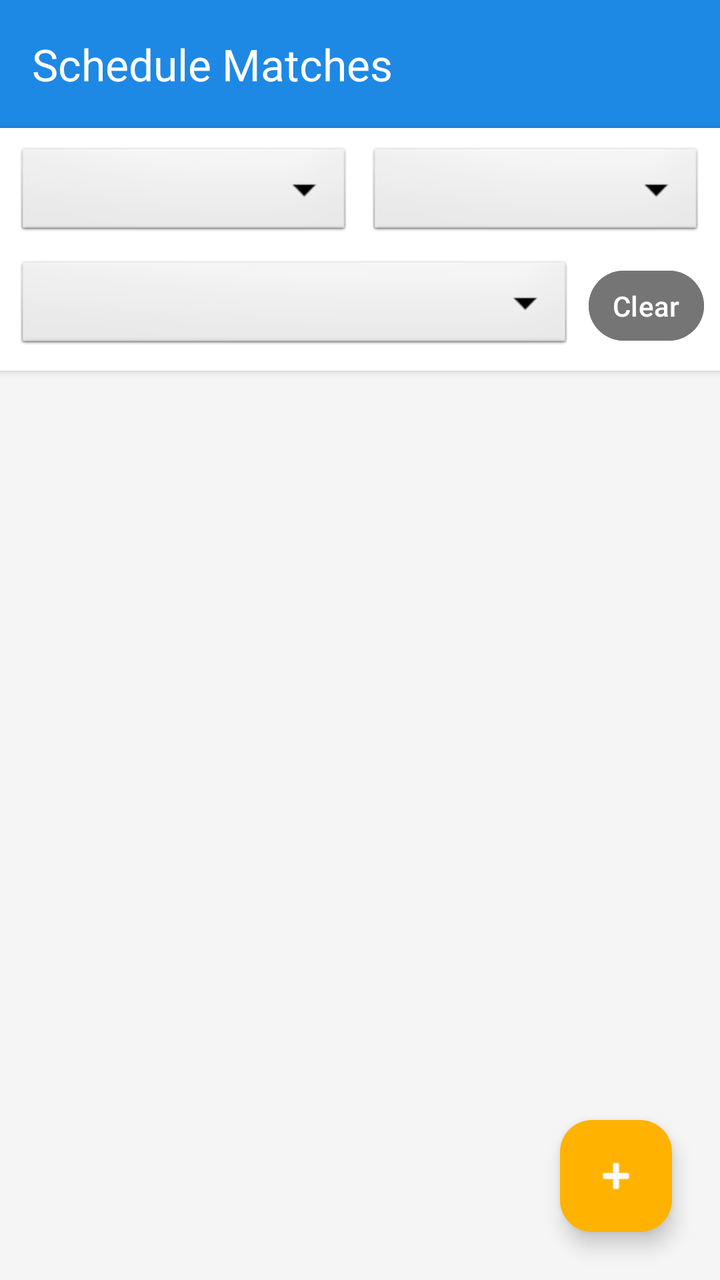
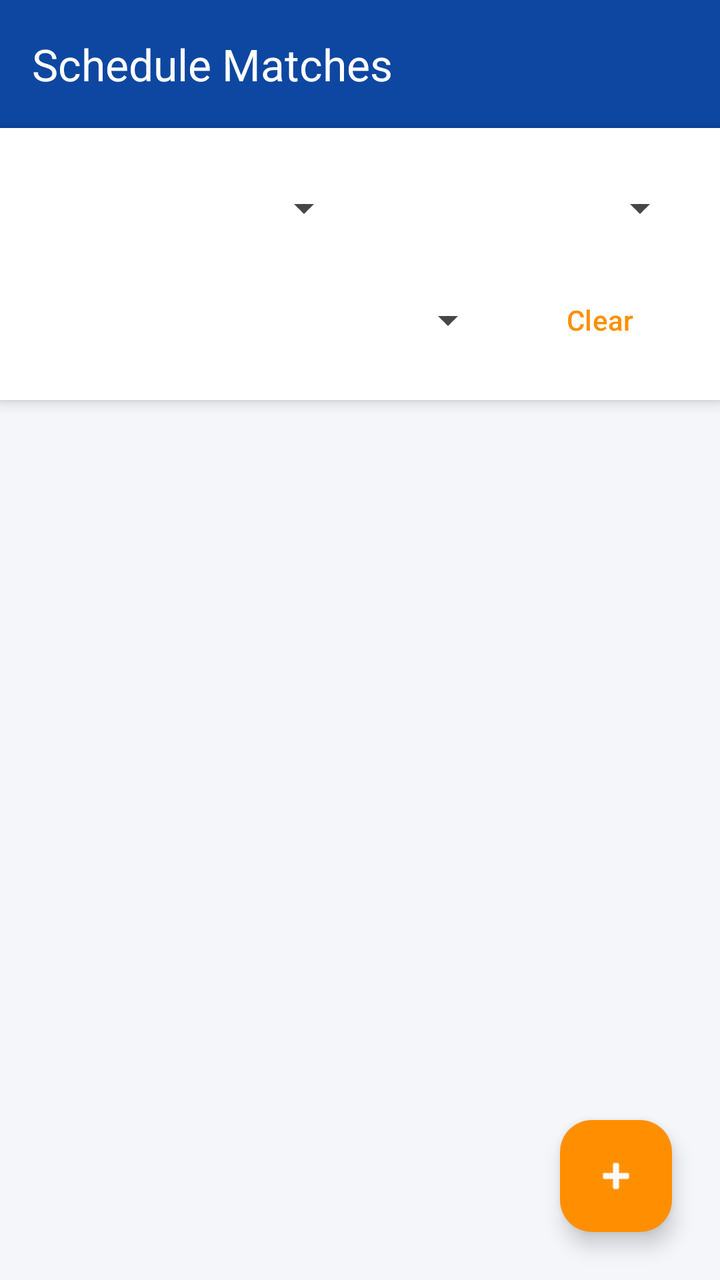

The first picture is an Android layout as it rendered before a commit; the second is the same layout after the commit. The layout source and the unified diff follow.
<!-- AndroidManifest.xml: application theme Theme.SPORTSHUB -->
<!-- res/layout/activity_admin_match_list.xml -->
<?xml version="1.0" encoding="utf-8"?>
<androidx.constraintlayout.widget.ConstraintLayout xmlns:android="http://schemas.android.com/apk/res/android"
    xmlns:app="http://schemas.android.com/apk/res-auto"
    android:layout_width="match_parent"
    android:layout_height="match_parent"
    android:background="@color/background">

    <androidx.appcompat.widget.Toolbar
        android:id="@+id/toolbarAdminMatches"
        android:layout_width="match_parent"
        android:layout_height="?attr/actionBarSize"
        android:background="@color/primary"
        android:theme="@style/ThemeOverlay.AppCompat.Dark.ActionBar"
        app:popupTheme="@style/ThemeOverlay.AppCompat.Light"
        app:title="Schedule Matches"
        app:titleTextColor="@color/white"
        app:layout_constraintTop_toTopOf="parent" />

    <LinearLayout
        android:id="@+id/layoutAdminMatchFilters"
        android:layout_width="match_parent"
        android:layout_height="wrap_content"
        android:orientation="vertical"
        android:padding="8dp"
        android:background="@color/white"
        android:elevation="2dp"
        app:layout_constraintTop_toBottomOf="@id/toolbarAdminMatches">

        <LinearLayout
            android:layout_width="match_parent"
            android:layout_height="wrap_content"
            android:orientation="horizontal"
            android:layout_marginBottom="8dp">

            <Spinner
                android:id="@+id/spnAdminTournamentFilter"
                android:layout_width="0dp"
                android:layout_height="wrap_content"
                android:layout_weight="1"
                android:background="@android:drawable/btn_dropdown"
                android:layout_marginEnd="4dp" />

            <Spinner
                android:id="@+id/spnAdminStatusFilter"
                android:layout_width="0dp"
                android:layout_height="wrap_content"
                android:layout_weight="1"
                android:background="@android:drawable/btn_dropdown"
                android:layout_marginStart="4dp" />
        </LinearLayout>

        <LinearLayout
            android:layout_width="match_parent"
            android:layout_height="wrap_content"
            android:orientation="horizontal"
            android:gravity="center_vertical">

            <Spinner
                android:id="@+id/spnAdminSortMatches"
                android:layout_width="0dp"
                android:layout_height="wrap_content"
                android:layout_weight="1"
                android:background="@android:drawable/btn_dropdown"
                android:layout_marginEnd="8dp"/>

            <Button
                android:id="@+id/btnAdminClearFilters"
                android:layout_width="wrap_content"
                android:layout_height="wrap_content"
                android:text="Clear"
                android:minHeight="0dp"
                android:minWidth="0dp"
                android:paddingHorizontal="12dp"
                android:paddingVertical="8dp"
                android:backgroundTint="@color/text_secondary"
                android:textColor="@color/white" />
        </LinearLayout>
    </LinearLayout>

    <TextView
        android:id="@+id/tvEmptyState"
        android:layout_width="wrap_content"
        android:layout_height="wrap_content"
        android:text="No matches found. Click + to schedule one."
        android:textColor="@color/text_secondary"
        android:textSize="16sp"
        android:visibility="gone"
        app:layout_constraintBottom_toBottomOf="parent"
        app:layout_constraintEnd_toEndOf="parent"
        app:layout_constraintStart_toStartOf="parent"
        app:layout_constraintTop_toBottomOf="@id/layoutAdminMatchFilters" />

    <ListView
        android:id="@+id/lvAdminMatches"
        android:layout_width="0dp"
        android:layout_height="0dp"
        android:divider="@android:color/transparent"
        android:dividerHeight="0dp"
        app:layout_constraintBottom_toBottomOf="parent"
        app:layout_constraintEnd_toEndOf="parent"
        app:layout_constraintStart_toStartOf="parent"
        app:layout_constraintTop_toBottomOf="@id/layoutAdminMatchFilters" />

    <com.google.android.material.floatingactionbutton.FloatingActionButton
        android:id="@+id/fabAddMatch"
        android:layout_width="wrap_content"
        android:layout_height="wrap_content"
        android:layout_margin="24dp"
        android:contentDescription="Add Match"
        android:src="@android:drawable/ic_input_add"
        app:backgroundTint="@color/secondary"
        app:layout_constraintBottom_toBottomOf="parent"
        app:layout_constraintEnd_toEndOf="parent"
        app:tint="@color/white" />

</androidx.constraintlayout.widget.ConstraintLayout>
<!-- resources referenced by this layout -->
<resources>
  <color name="background">#F5F5F5</color>
  <color name="primary">#1E88E5</color>
  <color name="secondary">#FFB300</color>
  <color name="text_secondary">#757575</color>
  <color name="white">#FFFFFFFF</color>
  <style name="Theme.SPORTSHUB" parent="Base.Theme.SPORTSHUB" />
  <style name="Base.Theme.SPORTSHUB" parent="Theme.Material3.DayNight.NoActionBar">
          
          
      </style>
</resources>

<!-- the commit's change to res/layout/activity_admin_match_list.xml (unified diff, before → after) -->
@@ -3,17 +3,17 @@
     xmlns:app="http://schemas.android.com/apk/res-auto"
     android:layout_width="match_parent"
     android:layout_height="match_parent"
-    android:background="@color/background">
+    android:background="?android:attr/colorBackground">
 
     <androidx.appcompat.widget.Toolbar
         android:id="@+id/toolbarAdminMatches"
         android:layout_width="match_parent"
         android:layout_height="?attr/actionBarSize"
-        android:background="@color/primary"
+        android:background="?attr/colorPrimary"
         android:theme="@style/ThemeOverlay.AppCompat.Dark.ActionBar"
         app:popupTheme="@style/ThemeOverlay.AppCompat.Light"
         app:title="Schedule Matches"
-        app:titleTextColor="@color/white"
+        app:titleTextColor="?attr/colorOnPrimary"
         app:layout_constraintTop_toTopOf="parent" />
 
     <LinearLayout
@@ -21,9 +21,9 @@
         android:layout_width="match_parent"
         android:layout_height="wrap_content"
         android:orientation="vertical"
-        android:padding="8dp"
-        android:background="@color/white"
-        android:elevation="2dp"
+        android:padding="16dp"
+        android:background="?attr/colorSurface"
+        android:elevation="4dp"
         app:layout_constraintTop_toBottomOf="@id/toolbarAdminMatches">
 
         <LinearLayout
@@ -35,17 +35,15 @@
             <Spinner
                 android:id="@+id/spnAdminTournamentFilter"
                 android:layout_width="0dp"
-                android:layout_height="wrap_content"
+                android:layout_height="48dp"
                 android:layout_weight="1"
-                android:background="@android:drawable/btn_dropdown"
                 android:layout_marginEnd="4dp" />
 
             <Spinner
                 android:id="@+id/spnAdminStatusFilter"
                 android:layout_width="0dp"
-                android:layout_height="wrap_content"
+                android:layout_height="48dp"
                 android:layout_weight="1"
-                android:background="@android:drawable/btn_dropdown"
                 android:layout_marginStart="4dp" />
         </LinearLayout>
 
@@ -58,22 +56,17 @@
             <Spinner
                 android:id="@+id/spnAdminSortMatches"
                 android:layout_width="0dp"
-                android:layout_height="wrap_content"
+                android:layout_height="48dp"
                 android:layout_weight="1"
-                android:background="@android:drawable/btn_dropdown"
                 android:layout_marginEnd="8dp"/>
 
-            <Button
+            <com.google.android.material.button.MaterialButton
                 android:id="@+id/btnAdminClearFilters"
+                style="@style/Widget.Material3.Button.TextButton"
                 android:layout_width="wrap_content"
                 android:layout_height="wrap_content"
                 android:text="Clear"
-                android:minHeight="0dp"
-                android:minWidth="0dp"
-                android:paddingHorizontal="12dp"
-                android:paddingVertical="8dp"
-                android:backgroundTint="@color/text_secondary"
-                android:textColor="@color/white" />
+                android:textColor="?attr/colorSecondary" />
         </LinearLayout>
     </LinearLayout>
 
@@ -82,8 +75,12 @@
         android:layout_width="wrap_content"
         android:layout_height="wrap_content"
         android:text="No matches found. Click + to schedule one."
-        android:textColor="@color/text_secondary"
-        android:textSize="16sp"
+        android:textColor="?android:attr/textColorSecondary"
+        android:textAppearance="?attr/textAppearanceBodyLarge"
+        android:gravity="center"
+        app:drawableTopCompat="@drawable/ic_dash_match"
+        app:drawableTint="?attr/colorSecondary"
+        android:drawablePadding="8dp"
         android:visibility="gone"
         app:layout_constraintBottom_toBottomOf="parent"
         app:layout_constraintEnd_toEndOf="parent"
@@ -96,6 +93,8 @@
         android:layout_height="0dp"
         android:divider="@android:color/transparent"
         android:dividerHeight="0dp"
+        android:paddingTop="8dp"
+        android:clipToPadding="false"
         app:layout_constraintBottom_toBottomOf="parent"
         app:layout_constraintEnd_toEndOf="parent"
         app:layout_constraintStart_toStartOf="parent"
@@ -108,9 +107,9 @@
         android:layout_margin="24dp"
         android:contentDescription="Add Match"
         android:src="@android:drawable/ic_input_add"
-        app:backgroundTint="@color/secondary"
+        app:backgroundTint="?attr/colorSecondary"
+        app:tint="?attr/colorSurface"
         app:layout_constraintBottom_toBottomOf="parent"
-        app:layout_constraintEnd_toEndOf="parent"
-        app:tint="@color/white" />
+        app:layout_constraintEnd_toEndOf="parent" />
 
 </androidx.constraintlayout.widget.ConstraintLayout>
<!-- resource entries referenced after the edit -->
@@ -1,14 +1,31 @@
 <!-- resources referenced by this layout -->
 <resources>
-  <color name="background">#F5F5F5</color>
-  <color name="primary">#1E88E5</color>
-  <color name="secondary">#FFB300</color>
-  <color name="text_secondary">#757575</color>
-  <color name="white">#FFFFFFFF</color>
+  <!-- drawable ic_dash_match (drawable) -->
+  <vector xmlns:android="http://schemas.android.com/apk/res/android"
+      android:width="24dp"
+      android:height="24dp"
+      android:viewportWidth="24"
+      android:viewportHeight="24">
+      <path
+          android:fillColor="#FFFFFFFF"
+          android:pathData="M19,4h-1V2h-2v2H8V2H6v2H5C3.89,4 3.01,4.9 3.01,6L3,20c0,1.1 0.89,2 2,2h14c1.1,0 2,-0.9 2,-2V6C21,4.9 20.1,4 19,4zM19,20H5V10h14V20zM19,8H5V6h14V8z M9,14H7v-2h2V14z M13,14h-2v-2h2V14z M17,14h-2v-2h2V14z M9,18H7v-2h2V18z M13,18h-2v-2h2V18z M17,18h-2v-2h2V18z" />
+  </vector>
+  <color name="background">#F5F6FA</color>
+  <color name="surface">#FFFFFF</color>
+  <color name="primary">#0D47A1</color>
+  <color name="text_on_primary">#FFFFFF</color>
+  <color name="primary_dark">#002171</color>
+  <color name="secondary">#FF8F00</color>
+  <color name="error">#B00020</color>
   <style name="Theme.SPORTSHUB" parent="Base.Theme.SPORTSHUB" />
   <style name="Base.Theme.SPORTSHUB" parent="Theme.Material3.DayNight.NoActionBar">
-          
-          
+          <item name="colorPrimary">@color/primary</item>
+          <item name="colorOnPrimary">@color/text_on_primary</item>
+          <item name="colorPrimaryDark">@color/primary_dark</item>
+          <item name="colorSecondary">@color/secondary</item>
+          <item name="colorError">@color/error</item>
+          <item name="android:colorBackground">@color/background</item>
+          <item name="colorSurface">@color/surface</item>
       </style>
 </resources>
 
